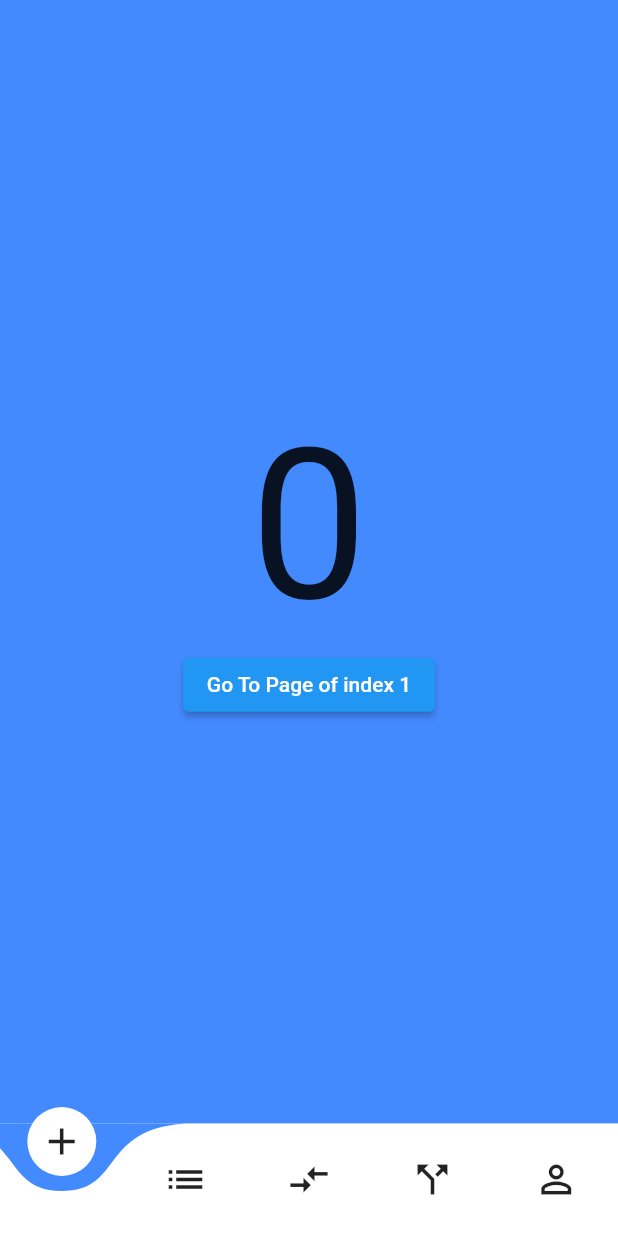
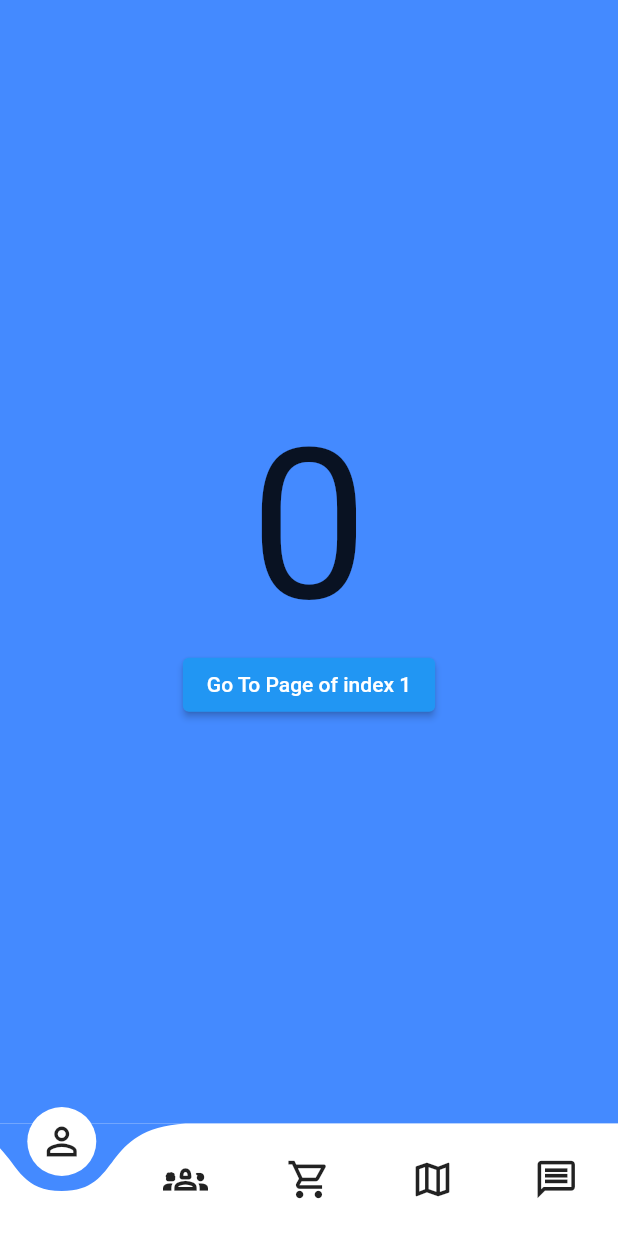
Before and after one commit to bokuwajay/petsguides, a Flutter app: the screen it shows after launch, on a phone screen of 412 x 824 dp. Run offline on Flutter 3.47's test engine with Material 2 defaults, Android fonts, the phone set to English and light mode, and no system bars; drawn by our look-alikes of curved_navigation_bar.

Commit message:
Finish the navigation bar icon

```diff
--- a/lib/navigation_bar.dart
+++ b/lib/navigation_bar.dart
@@ -20,11 +20,11 @@ class _BottomNavBarState extends State<BottomNavBar> {
           index: 0,
           height: 75.0,
           items: const <Widget>[
-            Icon(Icons.add, size: 30),
-            Icon(Icons.list, size: 30),
-            Icon(Icons.compare_arrows, size: 30),
-            Icon(Icons.call_split, size: 30),
             Icon(Icons.perm_identity, size: 30),
+            Icon(Icons.groups_2_outlined, size: 30),
+            Icon(Icons.shopping_cart_outlined, size: 30),
+            Icon(Icons.map_outlined, size: 30),
+            Icon(Icons.message_outlined, size: 30),
           ],
           color: Colors.white,
           buttonBackgroundColor: Colors.white,
```
